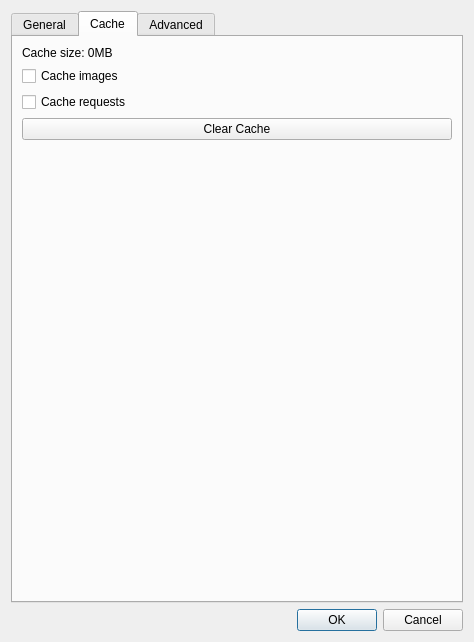
The window that res/ui/preferenceswindow.ui (Docheinstein/music-dragon) describes before a commit, drawn with Qt 5.
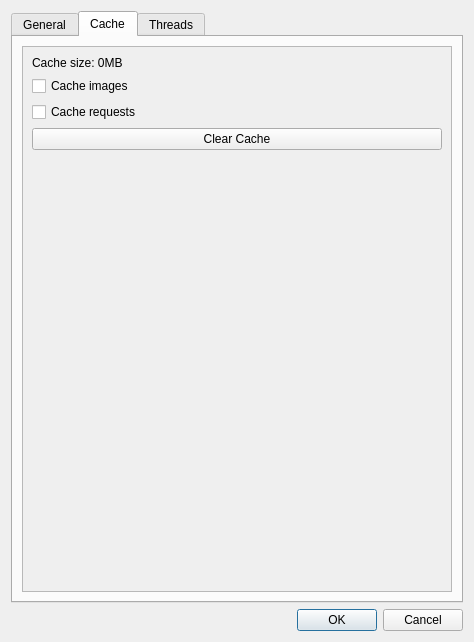
The same window after the commit. Icons and pictures are not drawn. Custom widgets are drawn as their Qt base class.

The edit to the form file:
```diff
--- a/res/ui/preferenceswindow.ui
+++ b/res/ui/preferenceswindow.ui
@@ -223,6 +223,21 @@
       </attribute>
       <layout class="QVBoxLayout" name="verticalLayout_11">
        <item>
+        <widget class="QScrollArea" name="scrollArea_3">
+         <property name="widgetResizable">
+          <bool>true</bool>
+         </property>
+         <widget class="QWidget" name="scrollAreaWidgetContents_3">
+          <property name="geometry">
+           <rect>
+            <x>0</x>
+            <y>0</y>
+            <width>438</width>
+            <height>533</height>
+           </rect>
+          </property>
+          <layout class="QVBoxLayout" name="verticalLayout_12">
+           <item>
         <widget class="QLabel" name="cacheSize">
          <property name="text">
           <string>Cache size: 0MB</string>
@@ -275,9 +290,13 @@
        </item>
       </layout>
      </widget>
+        </widget>
+       </item>
+      </layout>
+     </widget>
      <widget class="QWidget" name="tab_2">
       <attribute name="title">
-       <string>Advanced</string>
+       <string>Threads</string>
       </attribute>
       <layout class="QVBoxLayout" name="verticalLayout_8">
        <item>
```
Lines whose indentation alone changed are shown as unchanged.
